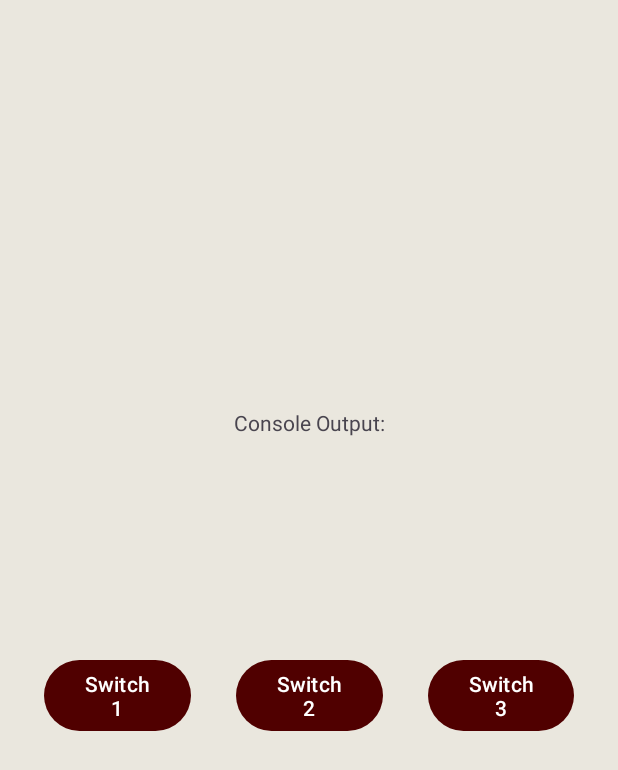
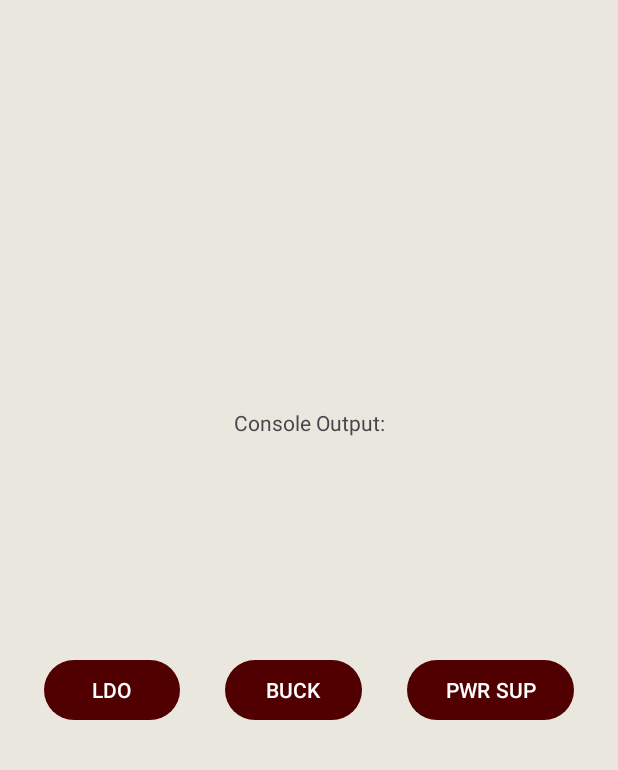
Before and after one commit to IsaacAmbro/Team-49-PSNEM-TI, an Android app: the btDemo screen opened directly, with no data from a screen before it, on a phone screen of 412 x 824 dp. Shown: the top 770 px of the screen. Run offline under Robolectric (Android 15) with nearby library versions, the light colour scheme and no system bars; 3 statements that could not run were skipped.

Commit message:
added switch controls

```diff
--- a/App Dev/app/src/main/java/com/example/appdev/GraphView.kt
+++ b/App Dev/app/src/main/java/com/example/appdev/GraphView.kt
@@ -23,7 +23,6 @@ import com.github.mikephil.charting.components.XAxis
 import com.github.mikephil.charting.data.Entry
 import com.github.mikephil.charting.data.LineData
 import com.github.mikephil.charting.data.LineDataSet
-import kotlin.random.Random
 import androidx.lifecycle.lifecycleScope
 import kotlinx.coroutines.delay
 import kotlinx.coroutines.launch
--- a/App Dev/app/src/main/java/com/example/appdev/btDemo.kt
+++ b/App Dev/app/src/main/java/com/example/appdev/btDemo.kt
@@ -49,7 +49,7 @@ class btDemo : AppCompatActivity() {
             if (mService.isConnected()) {
                 val bluetoothService = mService.mBluetoothService
                 bluetoothService.bluetoothThread?.let {
-                    it.write("switch 1\n".toByteArray())
+                    it.write("1\n".toByteArray())
                 }
             }
         }
@@ -59,7 +59,7 @@ class btDemo : AppCompatActivity() {
             if (mService.isConnected()) {
                 val bluetoothService = mService.mBluetoothService
                 bluetoothService.bluetoothThread?.let {
-                    it.write("switch 2\n".toByteArray())
+                    it.write("2\n".toByteArray())
                 }
             }
         }
@@ -69,7 +69,7 @@ class btDemo : AppCompatActivity() {
             if (mService.isConnected()) {
                 val bluetoothService = mService.mBluetoothService
                 bluetoothService.bluetoothThread?.let {
-                    it.write("switch 3\n".toByteArray())
+                    it.write("3\n".toByteArray())
                 }
             }
         }
--- a/App Dev/app/src/main/res/layout/activity_bt_demo.xml
+++ b/App Dev/app/src/main/res/layout/activity_bt_demo.xml
@@ -42,7 +42,7 @@
             android:layout_weight="1"
             android:layout_marginEnd="30dp"
 
-            android:text="Switch 1" />
+            android:text="LDO" />
 
         <Button
             android:id="@+id/send2"
@@ -50,14 +50,14 @@
             android:layout_height="wrap_content"
             android:layout_weight="1"
             android:layout_marginEnd="30dp"
-            android:text="Switch 2" />
+            android:text="BUCK" />
 
         <Button
             android:id="@+id/send3"
             android:layout_width="wrap_content"
             android:layout_height="wrap_content"
             android:layout_weight="1"
-            android:text="Switch 3" />
+            android:text="PWR SUP" />
     </LinearLayout>
 
 </androidx.constraintlayout.widget.ConstraintLayout>
```
